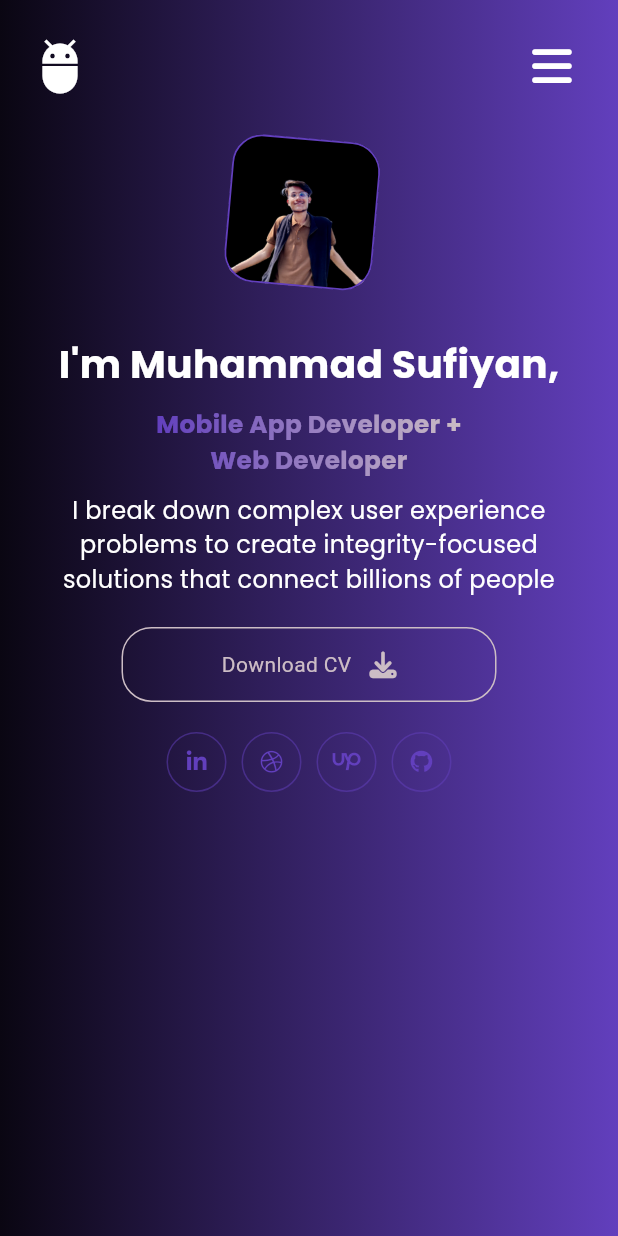
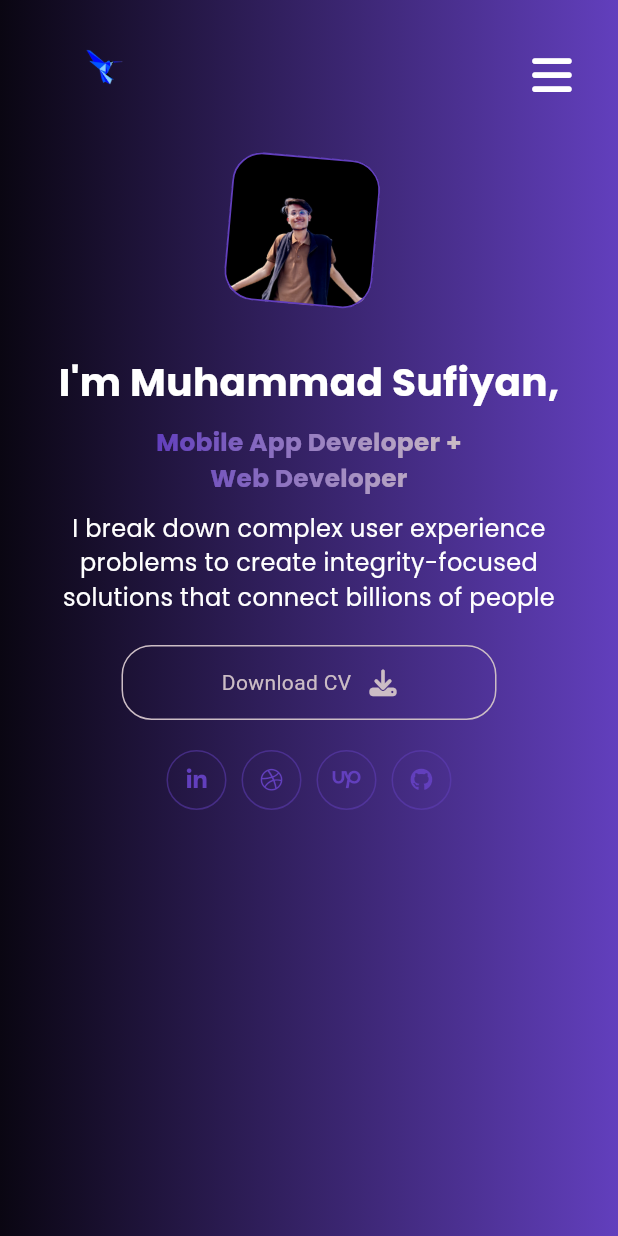
Before and after one commit to 31SUFI/flutter_portfolio_web, a Flutter app: the screen it shows after launch, on a phone screen of 412 x 824 dp. Run offline on Flutter 3.47's test engine with Material 3 defaults, Android fonts, the phone set to English and light mode, and no system bars; drawn by our look-alikes of simple_gradient_text; our stand-ins replace font_awesome_flutter.

Commit message:
nav bar logo updation commit

```diff
--- a/lib/screens/mobile/mobile_layout_page.dart
+++ b/lib/screens/mobile/mobile_layout_page.dart
@@ -37,12 +37,12 @@ class _MobileLayoutState extends State<MobileLayout> {
                 mainAxisAlignment: MainAxisAlignment.spaceBetween,
                 children: [
                   // Left-aligned logo
-                  const Padding(
+                  Padding(
                     padding: EdgeInsets.symmetric(horizontal: 20.0),
-                    child: Icon(
-                      Icons.adb, // Placeholder logo
-                      color: Colors.white,
-                      size: 40,
+                    child: Image.asset(
+                      "assets/images/logo.png",
+                      height: 100,
+                      width: 100,
                     ),
                   ),
                   // Right-aligned menu button (drawer icon)
```
Also changed, not shown: lib/screens/tablet/tablet_layout_page.dart (+4 -4 lines), lib/screens/widgets/nav_bar.dart (+5 -2 lines), assets/images/favicon copy.png (added), assets/images/logo.png (added).
